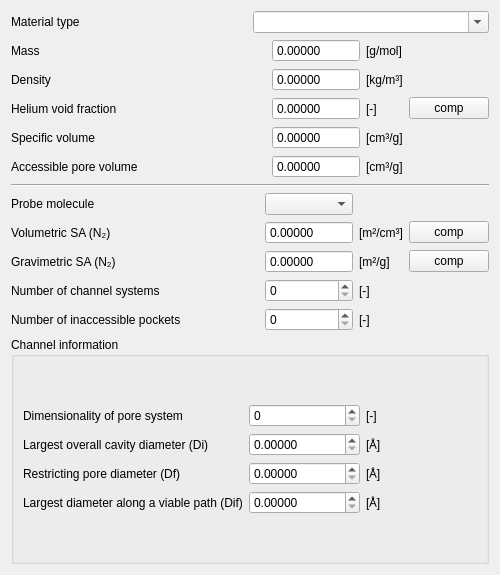
This is iRASPA/cellstructuralform.ui in gnvramanarao/iRASPA-QT as Qt 5 draws it before an edit. The edited form follows.
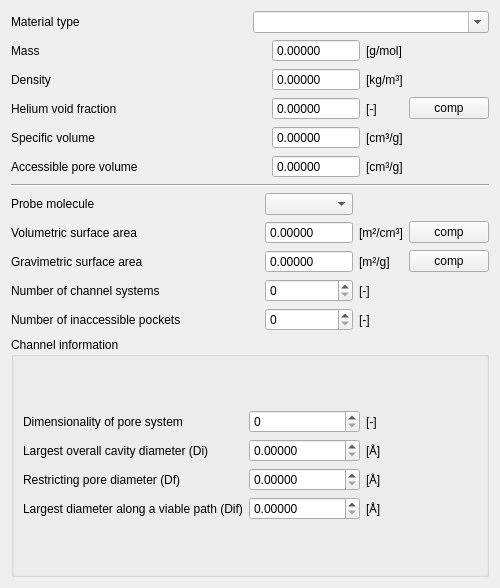
This is the edited form. Custom widgets are drawn as their Qt base class.

Diff of the .ui file:
```diff
--- a/iRASPA/cellstructuralform.ui
+++ b/iRASPA/cellstructuralform.ui
@@ -7,7 +7,7 @@
     <x>0</x>
     <y>0</y>
     <width>500</width>
-    <height>575</height>
+    <height>588</height>
    </rect>
   </property>
   <property name="windowTitle">
@@ -380,7 +380,7 @@
      <item row="1" column="0">
       <widget class="QLabel" name="label_7">
        <property name="text">
-        <string>Volumetric SA (N₂)</string>
+        <string>Volumetric surface area</string>
        </property>
       </widget>
      </item>
@@ -407,7 +407,7 @@
      <item row="2" column="0">
       <widget class="QLabel" name="label_8">
        <property name="text">
-        <string>Gravimetric SA (N₂)</string>
+        <string>Gravimetric surface area</string>
        </property>
       </widget>
      </item>
```
